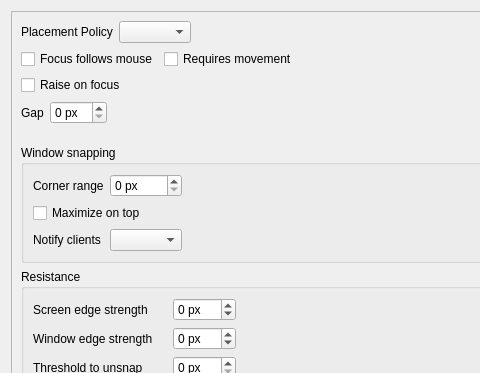
First picture: the form in src/behaviour.ui, repository labwc/labwc-tweaks, before the edit; both pictures show x 0 to 480 and y 0 to 373 of the 790 by 1051 pixel window.
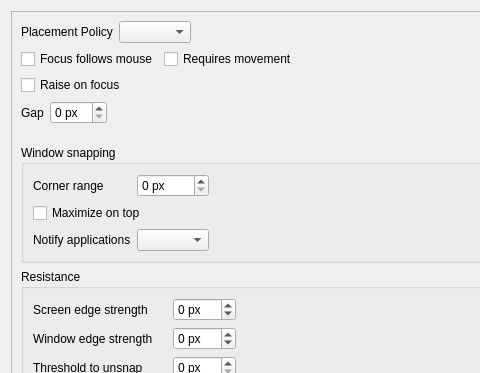
Second picture: the form after the edit.

Commit message: clients→ applications; removed other case of capitalization

```diff
--- a/src/behaviour.ui
+++ b/src/behaviour.ui
@@ -184,7 +184,7 @@
           <item row="3" column="0">
            <widget class="QLabel" name="label_9">
             <property name="text">
-             <string>Notify clients</string>
+             <string>Notify applications</string>
             </property>
            </widget>
           </item>
```
The commit also changes 2 other files.
